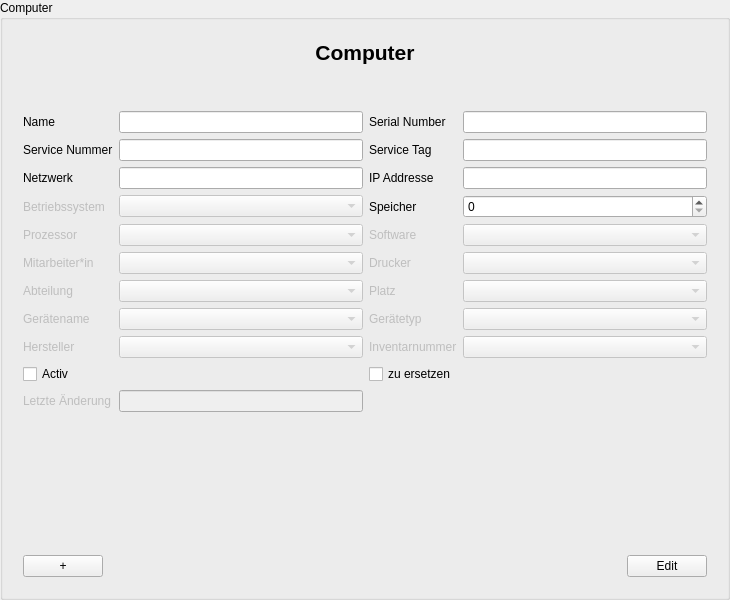
The window that src/libs/widgets/src/views/computerinputarea.ui (jmuelbert/jmbde-QT) describes before a commit, drawn with Qt 5.
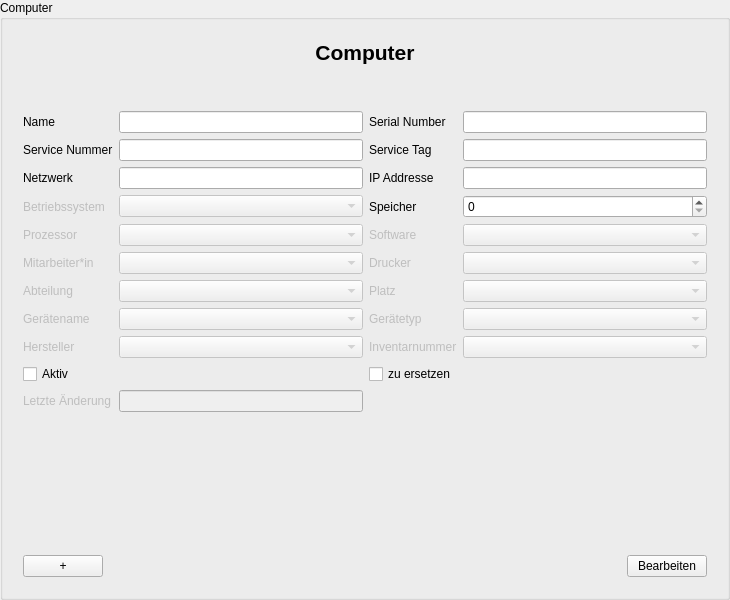
The same window after the commit.

The edit to the form file:
```diff
--- a/src/libs/widgets/src/views/computerinputarea.ui
+++ b/src/libs/widgets/src/views/computerinputarea.ui
@@ -254,7 +254,7 @@
         <item row="10" column="0">
          <widget class="QCheckBox" name="activeCheckBox">
           <property name="text">
-           <string>Activ</string>
+           <string>Aktiv</string>
           </property>
          </widget>
         </item>
@@ -447,7 +447,7 @@
         <item>
          <widget class="QPushButton" name="pushButton_EditFinish">
           <property name="text">
-           <string>Edit</string>
+           <string>Bearbeiten</string>
           </property>
          </widget>
         </item>
```
Left out of the diff: 8 changed lines with no effect on the pictures.
